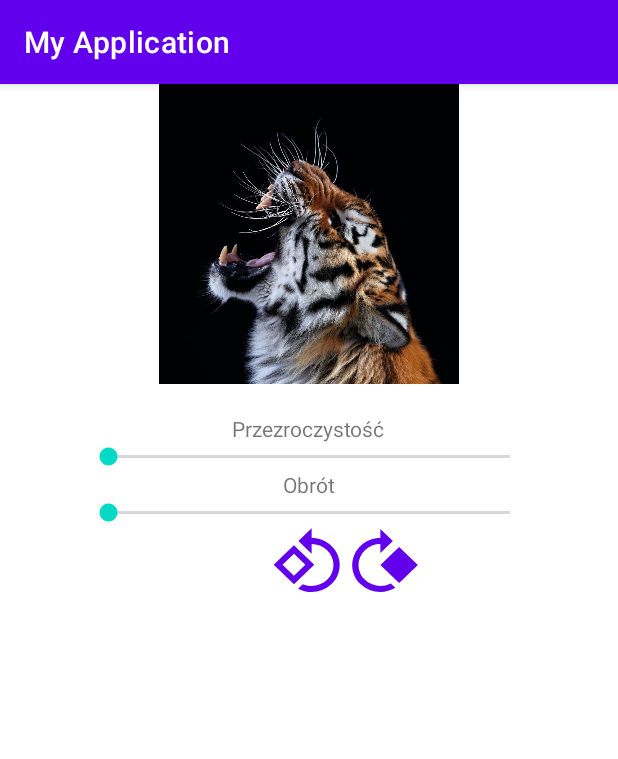
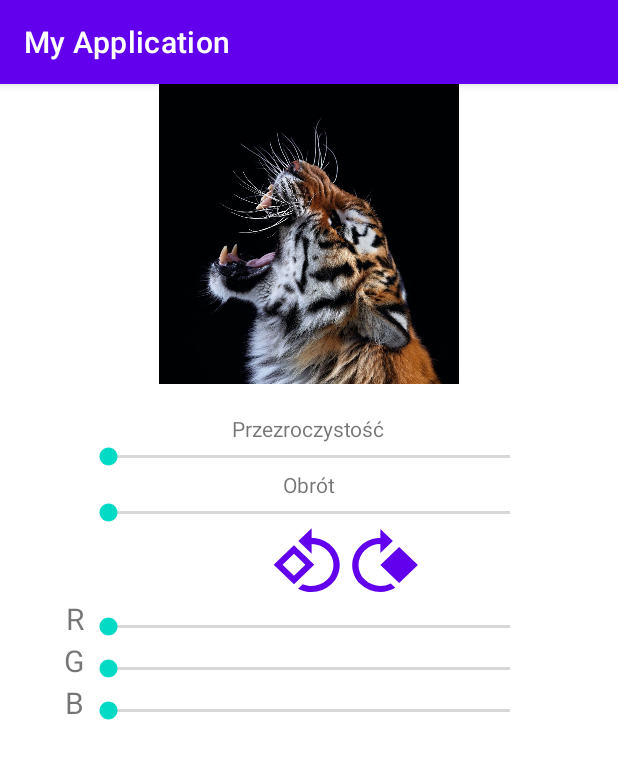
Before and after one commit to lukasz0307/edytor_zdjec, an Android app: the screen it shows after launch (MainActivity), on a phone screen of 412 x 824 dp. Shown: the top 759 px of the screen. Run offline under Robolectric (Android 15) with nearby library versions, the phone set to English and light mode, and no system bars.

Commit message:
filtr kolorów zrobiony

```diff
--- a/app/src/main/java/com/example/myapplication/MainActivity.java
+++ b/app/src/main/java/com/example/myapplication/MainActivity.java
@@ -2,6 +2,9 @@ package com.example.myapplication;
 
 import androidx.appcompat.app.AppCompatActivity;
 
+import android.graphics.Color;
+import android.graphics.ColorSpace;
+import android.graphics.PorterDuff;
 import android.os.Bundle;
 import android.view.View;
 import android.widget.Button;
@@ -12,13 +15,19 @@ import android.widget.TextView;
 public class MainActivity extends AppCompatActivity {
 float transparency;
 int rotation;
+int r,g,b;
     @Override
     protected void onCreate(Bundle savedInstanceState) {
         super.onCreate(savedInstanceState);
         setContentView(R.layout.activity_main);
 
+        TextView image_filter=(TextView)findViewById(R.id.image_filter);
+        image_filter.setAlpha((float) 0.5);
         SeekBar seekBar_transparency=(SeekBar) findViewById(R.id.transparency);
         SeekBar seekBar_rotate=(SeekBar) findViewById(R.id.rotate);
+        SeekBar seekBar_r=(SeekBar) findViewById(R.id.seekbar_r);
+        SeekBar seekBar_g=(SeekBar) findViewById(R.id.seekbar_g);
+        SeekBar seekBar_b=(SeekBar) findViewById(R.id.seekbar_b);
         ImageView imageview=(ImageView) findViewById(R.id.image);
         seekBar_transparency.setOnSeekBarChangeListener(new SeekBar.OnSeekBarChangeListener() {
         @Override
@@ -43,6 +52,7 @@ int rotation;
         public void onProgressChanged(SeekBar seekBar, int progress, boolean fromUser) {
            rotation= progress;
            imageview.setRotation(rotation);
+           image_filter.setRotation(rotation);
 
         }
 
@@ -56,14 +66,79 @@ int rotation;
 
         }
     });
+
+        seekBar_r.setOnSeekBarChangeListener(new SeekBar.OnSeekBarChangeListener() {
+            @Override
+            public void onProgressChanged(SeekBar seekBar, int progress, boolean fromUser) {
+                r= progress;
+                rgb();
+            }
+
+            @Override
+            public void onStartTrackingTouch(SeekBar seekBar) {
+
+            }
+
+            @Override
+            public void onStopTrackingTouch(SeekBar seekBar) {
+
+            }
+        });
+
+        seekBar_g.setOnSeekBarChangeListener(new SeekBar.OnSeekBarChangeListener() {
+            @Override
+            public void onProgressChanged(SeekBar seekBar, int progress, boolean fromUser) {
+                g= progress;
+                rgb();
+
+            }
+
+            @Override
+            public void onStartTrackingTouch(SeekBar seekBar) {
+
+            }
+
+            @Override
+            public void onStopTrackingTouch(SeekBar seekBar) {
+
+            }
+        });
+
+        seekBar_b.setOnSeekBarChangeListener(new SeekBar.OnSeekBarChangeListener() {
+            @Override
+            public void onProgressChanged(SeekBar seekBar, int progress, boolean fromUser) {
+                b= progress;
+                rgb();
+
+            }
+
+            @Override
+            public void onStartTrackingTouch(SeekBar seekBar) {
+
+            }
+
+            @Override
+            public void onStopTrackingTouch(SeekBar seekBar) {
+
+            }
+        });
     }
     public void left_rotation(View view){
         ImageView imageview=(ImageView) findViewById(R.id.image);
+        TextView image_filter=(TextView)findViewById(R.id.image_filter);
         imageview.setRotation(imageview.getRotation()-90);
+        image_filter.setRotation(image_filter.getRotation()-90);
     }
 
     public void right_rotation(View view){
         ImageView imageview=(ImageView) findViewById(R.id.image);
+        TextView image_filter=(TextView)findViewById(R.id.image_filter);
         imageview.setRotation(imageview.getRotation()+90);
+        image_filter.setRotation(image_filter.getRotation()+90);
     }
+    public void rgb(){
+       TextView image_filter=(TextView) findViewById(R.id.image_filter);
+        image_filter.setBackgroundColor(Color.rgb(r,g,b));
+    }
+
 }
--- a/app/src/main/res/layout/activity_main.xml
+++ b/app/src/main/res/layout/activity_main.xml
@@ -12,6 +12,13 @@
         android:src="@drawable/foto"
         android:layout_centerHorizontal="true"
         android:id="@+id/image"
+
+        />
+    <TextView
+        android:layout_width="200dp"
+        android:layout_height="200dp"
+        android:layout_centerHorizontal="true"
+        android:id="@+id/image_filter"
         />
     <TextView
         android:layout_width="wrap_content"
@@ -66,6 +73,63 @@
         android:id="@+id/rotate_right"
         android:background="@drawable/ic_baseline_rotate_90_degrees_cw_24"
         />
+    <SeekBar
+        android:layout_width="300dp"
+        android:layout_height="wrap_content"
+        android:layout_below="@+id/rotate_left"
+        android:layout_centerHorizontal="true"
+        android:min="0"
+        android:max="255"
+        android:id="@+id/seekbar_r"
+        android:paddingTop="10dp"
+
+        />
+    <TextView
+        android:layout_width="wrap_content"
+        android:layout_height="wrap_content"
+        android:layout_toLeftOf="@+id/seekbar_r"
+        android:text="R"
+        android:layout_below="@+id/rotate_left"
+        android:textSize="20dp"
+        />
+
+    <SeekBar
+        android:layout_width="300dp"
+        android:layout_height="wrap_content"
+        android:layout_below="@+id/seekbar_r"
+        android:layout_centerHorizontal="true"
+        android:min="0"
+        android:max="255"
+        android:id="@+id/seekbar_g"
+        android:paddingTop="10dp"
+        />
+    <TextView
+        android:layout_width="wrap_content"
+        android:layout_height="wrap_content"
+        android:layout_toLeftOf="@+id/seekbar_g"
+        android:text="G"
+        android:layout_below="@+id/seekbar_r"
+        android:textSize="20dp"
+        />
+    <SeekBar
+        android:layout_width="300dp"
+        android:layout_height="wrap_content"
+        android:layout_below="@+id/seekbar_g"
+        android:layout_centerHorizontal="true"
+        android:min="0"
+        android:max="255"
+        android:id="@+id/seekbar_b"
+        android:paddingTop="10dp"
+        />
+    <TextView
+        android:layout_width="wrap_content"
+        android:layout_height="wrap_content"
+        android:layout_toLeftOf="@+id/seekbar_b"
+        android:text="B"
+        android:layout_below="@+id/seekbar_g"
+        android:textSize="20dp"
+        />
+
 
 
 </RelativeLayout>
```
